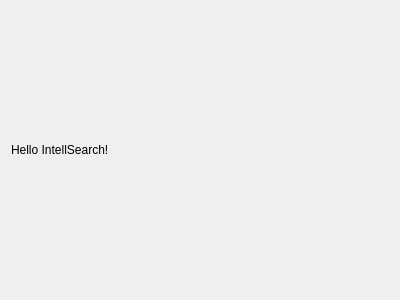
Above: client/src/mainWindow.ui from FengEternity/IntelliSearch before the change. Below: the same form after it.
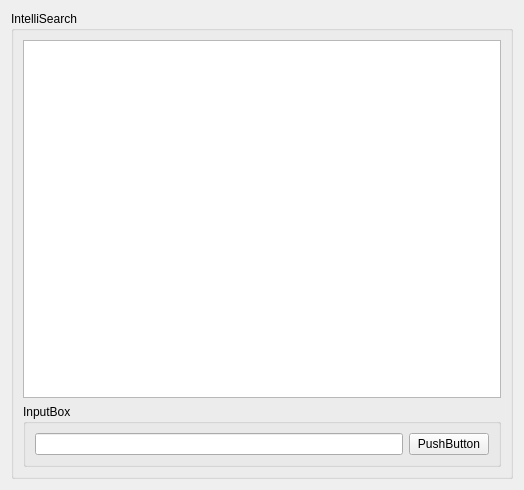
That is the form after the change.

Commit message:
feat: 实现聊天框基本UI界面
- 添加输入框，发送按钮
- 添加历史记录框
- 未实现后端交互逻辑

The edit to the form file:
```diff
--- a/client/src/mainWindow.ui
+++ b/client/src/mainWindow.ui
@@ -6,19 +6,43 @@
             <rect>
                 <x>0</x>
                 <y>0</y>
-                <width>400</width>
-                <height>300</height>
+                <width>524</width>
+                <height>490</height>
             </rect>
         </property>
         <property name="windowTitle">
             <string>mainWindow</string>
         </property>
-        <layout class="QVBoxLayout" name="verticalLayout">
+        <layout class="QHBoxLayout" name="horizontalLayout">
             <item>
-                <widget class="QLabel" name="label">
-                    <property name="text">
-                        <string>Hello IntellSearch!</string>
+                <widget class="QGroupBox" name="chatGroupBox">
+                    <property name="title">
+                        <string>IntelliSearch</string>
                     </property>
+                    <layout class="QVBoxLayout" name="verticalLayout">
+                        <item>
+                            <widget class="QTextBrowser" name="chatHistoryBrowser"/>
+                        </item>
+                        <item>
+                            <widget class="QGroupBox" name="inpputGroupBox">
+                                <property name="title">
+                                    <string>InputBox</string>
+                                </property>
+                                <layout class="QHBoxLayout" name="horizontalLayout_2">
+                                    <item>
+                                        <widget class="QLineEdit" name="inputLineEdit"/>
+                                    </item>
+                                    <item>
+                                        <widget class="QPushButton" name="sendButton">
+                                            <property name="text">
+                                                <string>PushButton</string>
+                                            </property>
+                                        </widget>
+                                    </item>
+                                </layout>
+                            </widget>
+                        </item>
+                    </layout>
                 </widget>
             </item>
         </layout>
```
